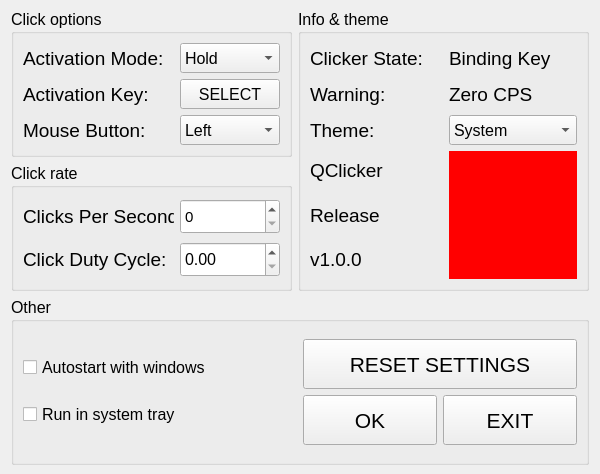
liqwave/QClicker, file mainwindow.ui: the form before one commit.
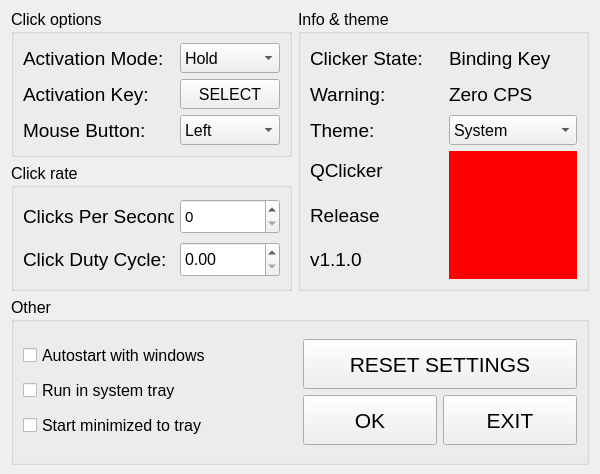
The form after the commit.

Commit message: add settings start minimized to tray

What changed in the file:
```diff
--- a/mainwindow.ui
+++ b/mainwindow.ui
@@ -536,7 +536,7 @@
                 </font>
                </property>
                <property name="text">
-                <string>v1.0.0</string>
+                <string>v1.1.0</string>
                </property>
               </widget>
              </item>
@@ -618,6 +618,13 @@
            </property>
           </widget>
          </item>
+         <item>
+          <widget class="QCheckBox" name="checkBoxStartMinimizedToTray">
+           <property name="text">
+            <string>Start minimized to tray</string>
+           </property>
+          </widget>
+         </item>
         </layout>
        </item>
        <item row="0" column="1">
```
The commit also changes 7 other files.
